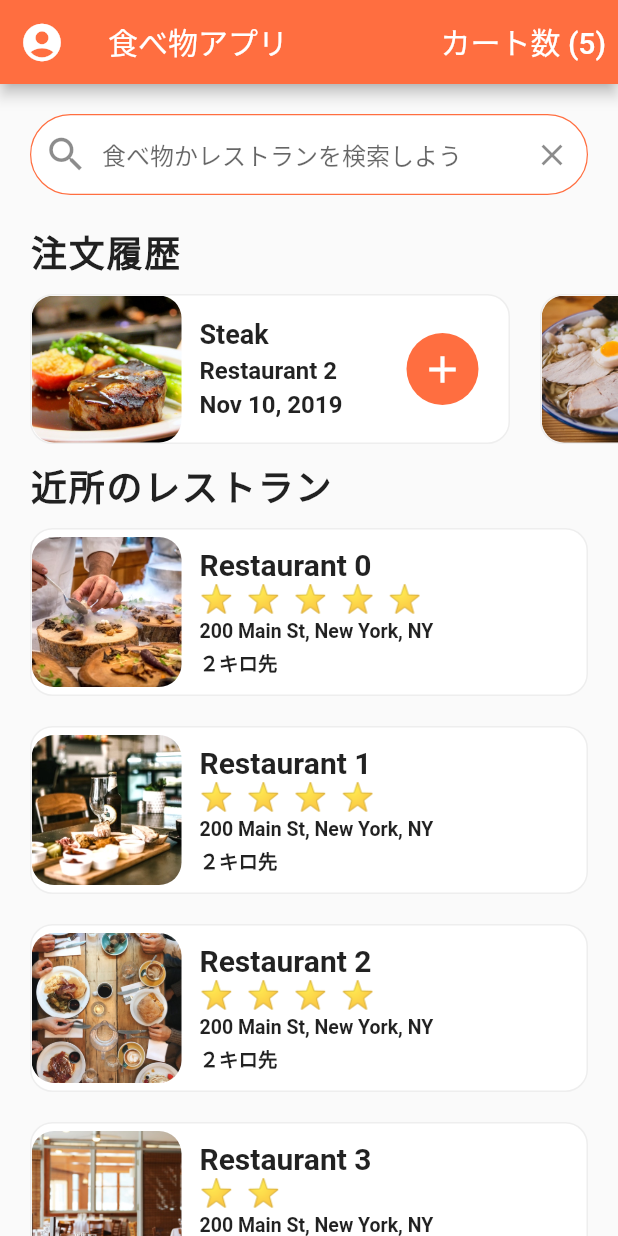
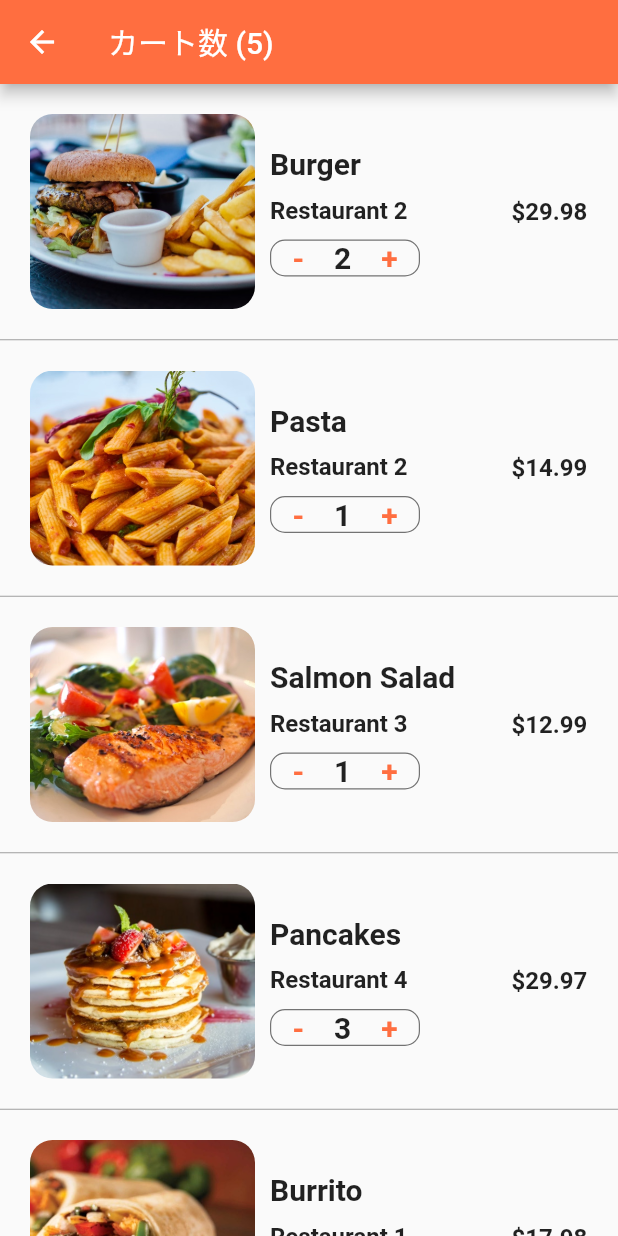
Before and after one commit to hideokawahara/flutter_food_delivery_ui-main, a Flutter app: the screen it shows after launch, after a tap on an icon or button, on a phone screen of 412 x 824 dp. Run offline on Flutter 3.47's test engine with Material 2 defaults, Android fonts, the phone set to English and light mode, and no system bars.

Commit message:
feat: 注文画面作成

```diff
--- /dev/null
+++ b/lib/screens/cart_screen.dart
@@ -0,0 +1,152 @@
+import 'package:flutter/material.dart';
+import 'package:flutter_food_delivery_ui/data/data.dart';
+import 'package:flutter_food_delivery_ui/models/order.dart';
+
+class CartScreen extends StatefulWidget {
+  @override
+  _CartScreenState createState() => _CartScreenState();
+}
+
+class _CartScreenState extends State<CartScreen> {
+  _buildCartItem(Order order) {
+    return Container(
+      padding: EdgeInsets.all(20.0),
+      height: 170.0,
+      child: Row(
+        children: <Widget>[
+          Expanded(
+            child: Row(
+              children: <Widget>[
+                Container(
+                  width: 150.0,
+                  decoration: BoxDecoration(
+                    image: DecorationImage(
+                      image: AssetImage(order.food.imageUrl),
+                      fit: BoxFit.cover,
+                    ),
+                    borderRadius: BorderRadius.circular(15.0),
+                  ),
+                ),
+                Expanded(
+                  child: Container(
+                    margin: EdgeInsets.all(10.0),
+                    child: Column(
+                      mainAxisAlignment: MainAxisAlignment.center,
+                      crossAxisAlignment: CrossAxisAlignment.start,
+                      children: <Widget>[
+                        Text(
+                          order.food.name,
+                          style: TextStyle(
+                            fontSize: 20.0,
+                            fontWeight: FontWeight.bold,
+                          ),
+                          overflow: TextOverflow.ellipsis,
+                        ),
+                        SizedBox(
+                          height: 10.0,
+                        ),
+                        Text(
+                          order.restaurant.name,
+                          style: TextStyle(
+                            fontSize: 16.0,
+                            fontWeight: FontWeight.w600,
+                          ),
+                          overflow: TextOverflow.ellipsis,
+                        ),
+                        SizedBox(
+                          height: 10.0,
+                        ),
+                        Container(
+                          width: 100.0,
+                          decoration: BoxDecoration(
+                            borderRadius: BorderRadius.circular(10.0),
+                            border: Border.all(
+                              width: 0.8,
+                              color: Colors.black54,
+                            ),
+                          ),
+                          child: Row(
+                            mainAxisAlignment: MainAxisAlignment.center,
+                            children: <Widget>[
+                              GestureDetector(
+                                onTap: () {},
+                                child: Text(
+                                  '-',
+                                  style: TextStyle(
+                                    color: Theme.of(context).primaryColor,
+                                    fontSize: 20.0,
+                                    fontWeight: FontWeight.w600,
+                                  ),
+                                ),
+                              ),
+                              SizedBox(
+                                width: 20.0,
+                              ),
+                              Text(
+                                order.quantity.toString(),
+                                style: TextStyle(
+                                  fontSize: 20.0,
+                                  fontWeight: FontWeight.w600,
+                                ),
+                              ),
+                              SizedBox(
+                                width: 20.0,
+                              ),
+                              GestureDetector(
+                                onTap: () {},
+                                child: Text(
+                                  '+',
+                                  style: TextStyle(
+                                    color: Theme.of(context).primaryColor,
+                                    fontSize: 20.0,
+                                    fontWeight: FontWeight.w600,
+                                  ),
+                                ),
+                              ),
+                            ],
+                          ),
+                        ),
+                      ],
+                    ),
+                  ),
+                ),
+              ],
+            ),
+          ),
+          Container(
+            margin: EdgeInsets.all(0.5),
+            child: Text(
+              '\$${order.quantity * order.food.price}',
+              style: TextStyle(
+                fontSize: 16.0,
+                fontWeight: FontWeight.w600,
+              ),
+            ),
+          ),
+        ],
+      ),
+    );
+  }
+
+  @override
+  Widget build(BuildContext context) {
+    return Scaffold(
+      appBar: AppBar(
+        title: Text('カート数 (${currentUser.cart.length})'),
+      ),
+      body: ListView.separated(
+        itemBuilder: (BuildContext context, int index) {
+          Order order = currentUser.cart[index];
+          return _buildCartItem(order);
+        },
+        separatorBuilder: (BuildContext context, int index) {
+          return Divider(
+            height: 1.0,
+            color: Colors.grey,
+          );
+        },
+        itemCount: currentUser.cart.length,
+      ),
+    );
+  }
+}
--- a/lib/screens/home_screen.dart
+++ b/lib/screens/home_screen.dart
@@ -4,6 +4,8 @@ import 'package:flutter_food_delivery_ui/models/restaurant.dart';
 import 'package:flutter_food_delivery_ui/screens/restaurant_screen.dart';
 import 'package:flutter_food_delivery_ui/widgets/rating_stars.dart';
 import 'package:flutter_food_delivery_ui/widgets/recent_orders.dart';
+
+import 'cart_screen.dart';
 
 class HomeScreen extends StatefulWidget {
   @override
@@ -116,7 +118,12 @@ class _HomeScreenState extends State<HomeScreen> {
                 fontSize: 20.0,
               ),
             ),
-            onPressed: () {},
+            onPressed: () => Navigator.push(
+              context,
+              MaterialPageRoute(
+                builder: (_) => CartScreen(),
+              ),
+            ),
           ),
         ],
       ),
```
